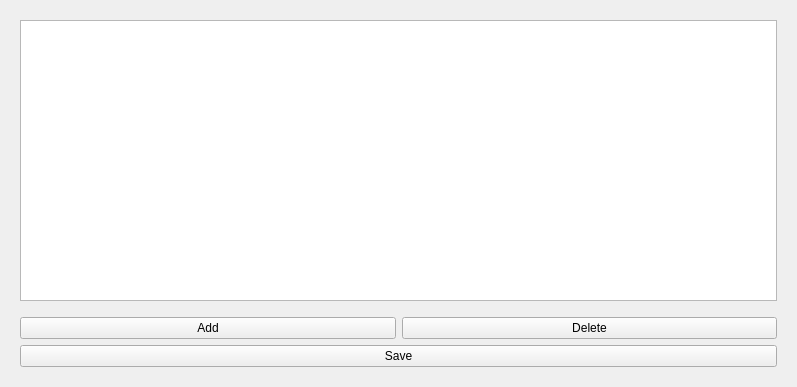
Old version of the form cadasta/gui/ui/widget/contact_widget.ui in the repository Cadasta/cadasta-qgis-plugin.
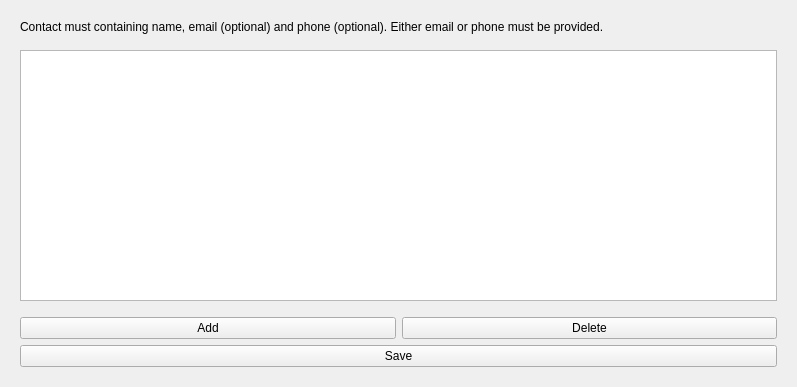
New version of the form.

Commit message:
fix contact bug and validation of contact
* fix contact bug and validation of contact

* clean code

Diff of the .ui file:
```diff
--- a/cadasta/gui/ui/widget/contact_widget.ui
+++ b/cadasta/gui/ui/widget/contact_widget.ui
@@ -38,6 +38,32 @@
        </rect>
       </property>
       <layout class="QVBoxLayout" name="verticalLayout_4">
+       <item>
+        <widget class="QLabel" name="label">
+         <property name="text">
+          <string>Contact must containing name, email (optional) and phone (optional). Either email or phone must be provided.</string>
+         </property>
+         <property name="wordWrap">
+          <bool>true</bool>
+         </property>
+        </widget>
+       </item>
+       <item>
+        <spacer name="verticalSpacer_2">
+         <property name="orientation">
+          <enum>Qt::Vertical</enum>
+         </property>
+         <property name="sizeType">
+          <enum>QSizePolicy::Maximum</enum>
+         </property>
+         <property name="sizeHint" stdset="0">
+          <size>
+           <width>20</width>
+           <height>10</height>
+          </size>
+         </property>
+        </spacer>
+       </item>
        <item>
         <widget class="QTableView" name="contact_listview"/>
        </item>
```
The commit also changes 8 other files.
